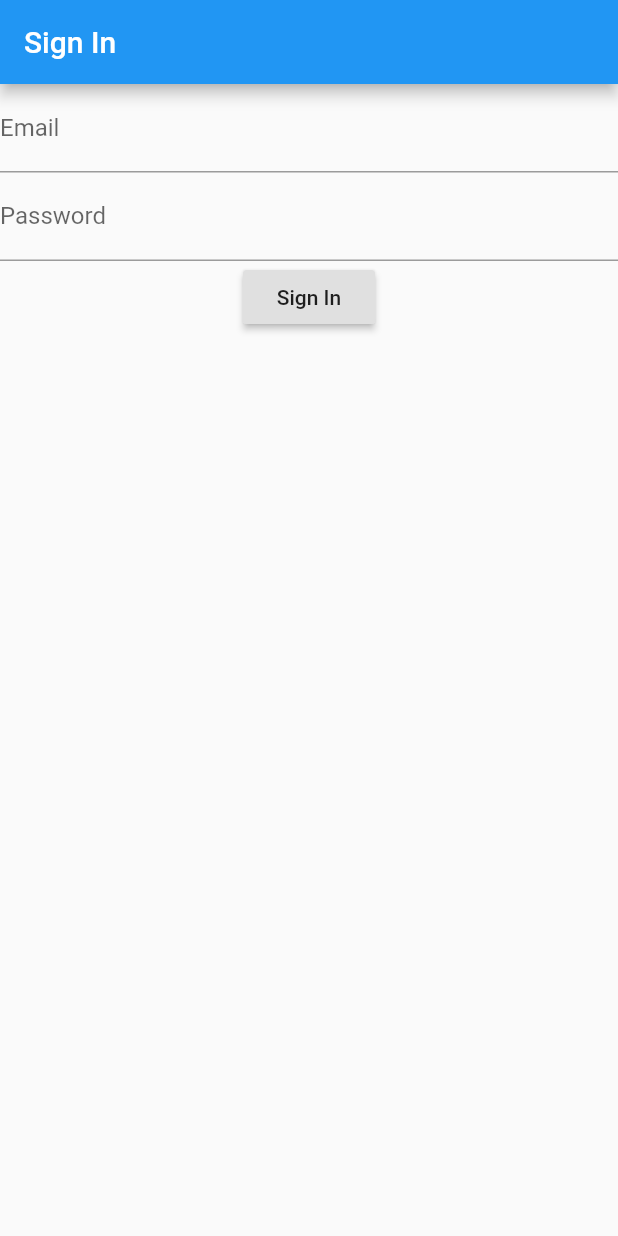
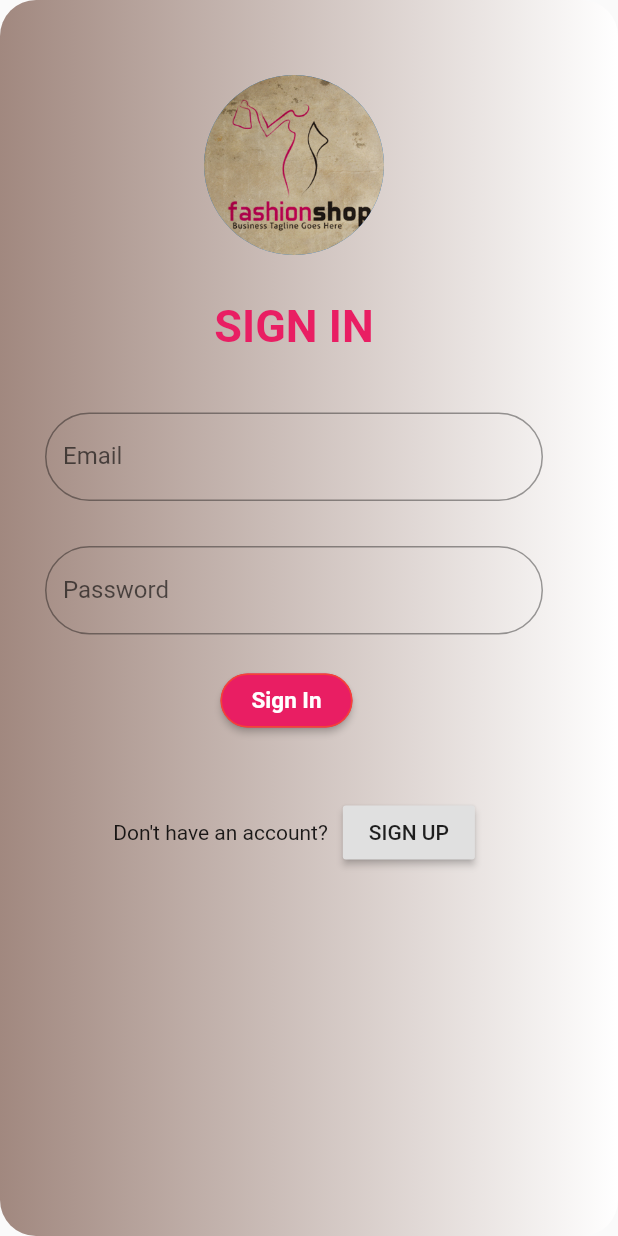
Before and after one commit to Kavindi95/FashionHouse, a Flutter app: the screen it shows after launch, on a phone screen of 412 x 824 dp. Run offline on Flutter 3.47's test engine with Material 2 defaults, Android fonts, the phone set to English and light mode, and no system bars; our stand-ins replace cloud_firestore, firebase_auth; accounts and stored records are empty.

Commit message:
sign in mod

```diff
--- a/fashion_house/lib/view/dashboard.dart
+++ b/fashion_house/lib/view/dashboard.dart
@@ -6,6 +6,8 @@ import 'package:cloud_firestore/cloud_firestore.dart';
 import 'PantsList.dart';
 import 'ShirtsList.dart';
 import 'TransactionList.dart';
+import 'signin.dart';
+
 class Dashboard extends StatefulWidget {
   @override
   _DashboardState createState() => _DashboardState();
@@ -470,6 +472,19 @@ class _DashboardState extends State<Dashboard> {
                                 style: TextStyle(
                                     fontSize: 25.0, fontWeight: FontWeight.bold),
                               ),
+                            )),
+                        Container(
+                            child: Column(
+                              //mainAxisAlignment: MainAxisAlignment.end,
+                              //crossAxisAlignment: CrossAxisAlignment.end,
+                              children: <Widget>[
+                                RaisedButton(
+                                  onPressed: (){
+                                    Navigator.push(context, MaterialPageRoute(builder: (context){return Signin();}));
+                                  },
+                                  child: Text('SIGN OUT'),
+                                ),
+                              ],
                             ))
                       ],
                     ),
--- a/fashion_house/lib/view/signin.dart
+++ b/fashion_house/lib/view/signin.dart
@@ -18,14 +18,55 @@ class _SigninState extends State<Signin> {
     @override
     Widget build(BuildContext context) {
       return Scaffold(
-        appBar: AppBar(
-          title: Text("Sign In"),
+        resizeToAvoidBottomPadding: false,
+        body: Container(
+          decoration: BoxDecoration(
+            borderRadius: BorderRadius.circular(24.0),
+            gradient: LinearGradient(
+                colors: [
+                  Colors.white,
+                  Color(0xFFA1887F)
+                ],
+                begin: Alignment.centerRight,
+                end: Alignment.centerLeft
             ),
-        body: Form(
+          ),
+          child: Column(
+            //crossAxisAlignment: CrossAxisAlignment.center,
+            children: <Widget>[
+              Center(
+                child: Padding(
+                  padding: const EdgeInsets.fromLTRB(0.0,50.0,20.0,10.0),
+                  child: CircleAvatar(
+                    backgroundImage: AssetImage('images/logo.png'),
+                    radius: 60.0,
+                  ),
+                ),
+              ),
+              Center(
+                child: Padding(
+                  padding: const EdgeInsets.fromLTRB(0.0,20.0,20.0,10.0),
+                  child: Text(
+                    'SIGN IN',
+                    style: TextStyle(
+                        fontSize: 30.0,
+                        fontWeight: FontWeight.bold,
+                        color: Colors.pink
+                    ),
+                  ),
+                ),
+              ),
+              Center(
+                child: Padding(
+                  padding: const EdgeInsets.fromLTRB(0.0,20.0,20.0,10.0),
+                  child: Form(
                     key: _formKey,
                     child: Column(
                       children: <Widget>[
-              TextFormField(
+                        Center(
+                          child: Padding(
+                            padding: const EdgeInsets.fromLTRB(30.0, 10.0, 30.0, 20.0),
+                            child: TextFormField(
                               validator: (input){
                                 if(input.isEmpty){
                                   return'Please type email';
@@ -33,10 +74,18 @@ class _SigninState extends State<Signin> {
                               },
                               onSaved: (input) => _email = input,
                               decoration: InputDecoration(
-                    labelText: 'Email'
+                                labelText: 'Email',
+                                border: OutlineInputBorder(
+                                  borderRadius: BorderRadius.circular(30.0),
                                 ),
                               ),
-              TextFormField(
+                            ),
+                          ),
+                        ),
+                        Center(
+                          child: Padding(
+                            padding: const EdgeInsets.fromLTRB(30.0, 10.0, 30.0, 20.0),
+                            child: TextFormField(
                               validator: (input){
                                 if(input.length<6){
                                   return'Please enter password more than 6 characters';
@@ -44,14 +93,59 @@ class _SigninState extends State<Signin> {
                               },
                               onSaved: (input) => _password = input,
                               decoration: InputDecoration(
-                    labelText: 'Password'
+                                  labelText: 'Password',
+                                border: OutlineInputBorder(
+                                  borderRadius: BorderRadius.circular(30.0),
+                                ),
                               ),
                               obscureText: true,
                             ),
+                          ),
+                        ),
+                        Center(
+                          child: Padding(
+                            padding: const EdgeInsets.fromLTRB(0.0,0.0,10.0,10.0),
+                            child: RaisedButton(
+                              color: Colors.pink,
+                              shape: RoundedRectangleBorder(
+                                  borderRadius: new BorderRadius.circular(20.0),
+                                  side: BorderSide(color: Colors.red),
+                              ),
+                              onPressed: signIn,
+                              child: Text(
+                                'Sign In',
+                                style: TextStyle(
+                                    fontSize: 15.0,
+                                    fontWeight: FontWeight.bold,
+                                    color: Colors.white
+                                ),
+                              ),
+                            ),
+                          ),
+                        ),
+                      ],
+                    ),
+                  ),
+                ),
+              ),
+              Center(
+                child: Padding(
+                  padding: const EdgeInsets.fromLTRB(0.0,20.0,20.0,10.0),
+                  child: Row(
+                    mainAxisAlignment: MainAxisAlignment.center,
+                    children: <Widget>[
+                      Text("Don't have an account?"),
+                      SizedBox(width: 10.0,),
                       RaisedButton(
-                onPressed: signIn,
-                child: Text('Sign In'),
+                        onPressed: (){
+                          Navigator.push(context, MaterialPageRoute(builder: (context){return SignUp();}));
+                        },
+                        child: Text('SIGN UP'),
                       ),
+                    ],
+                  ),
+                ),
+              )
             ],
           ),
         ),
```
Lines whose indentation alone changed are shown as unchanged.
